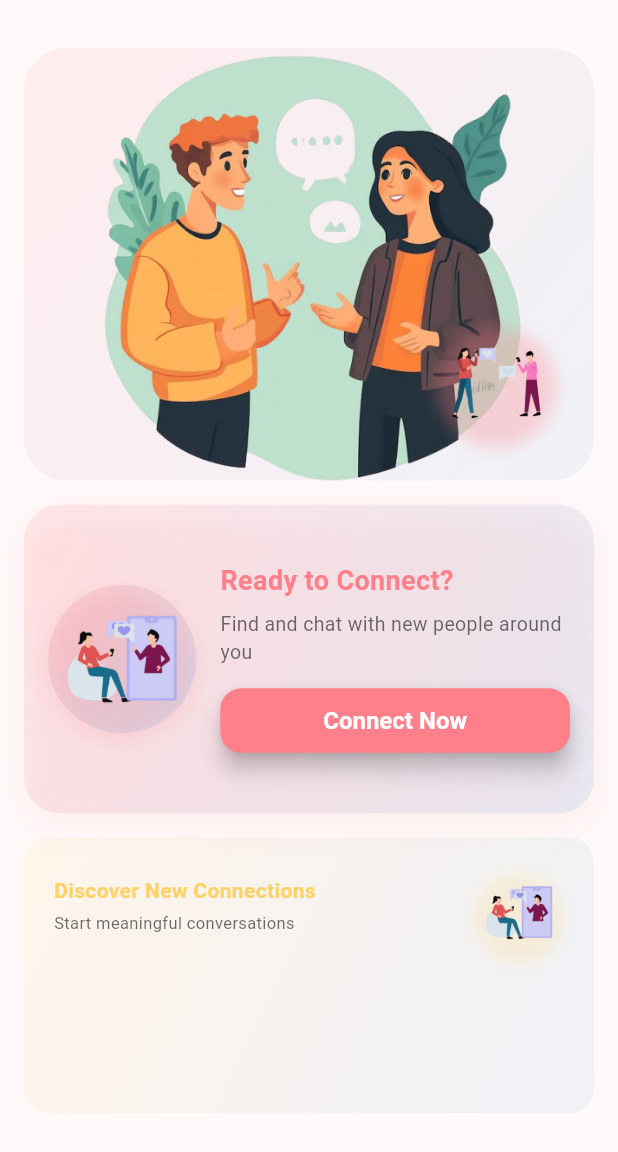
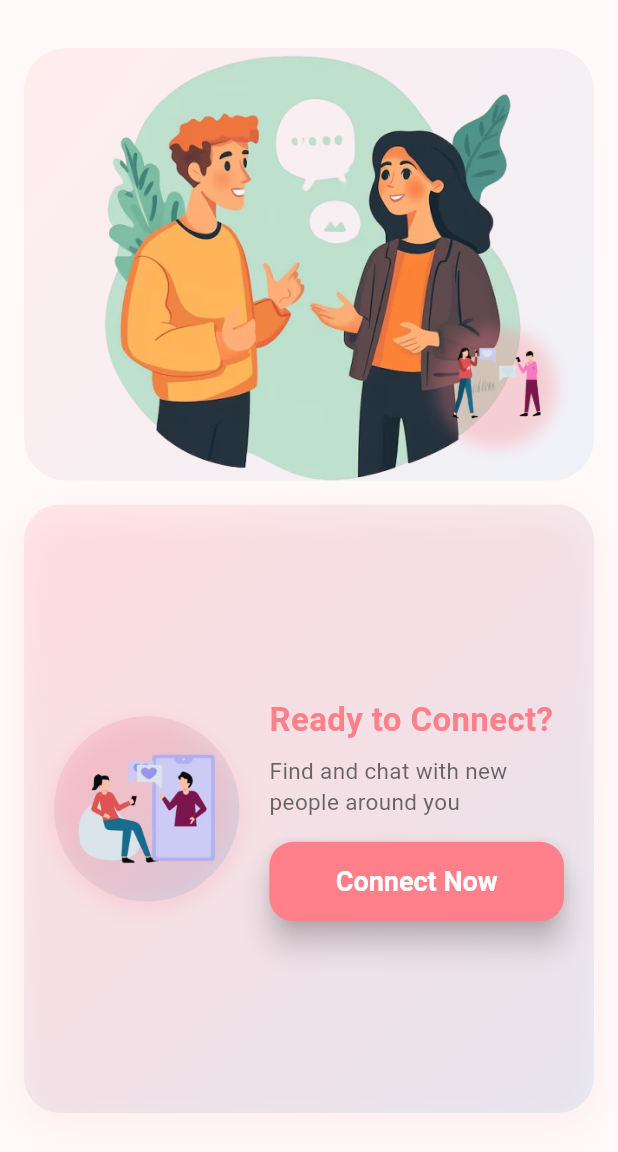
Before and after one commit to Aymanquad/Blabinn-Frontend, a Flutter app: the HomeScreen screen opened directly, on a phone screen of 412 x 824 dp. Shown: the top 1152 px of the screen. Run offline on Flutter 3.47's test engine with Material 3 defaults, Android fonts, the phone set to English and light mode, and no system bars; drawn by our look-alikes of google_mobile_ads; our stand-ins replace device_info_plus, firebase_auth, firebase_core, firebase_messaging, flutter_local_notifications, google_sign_in and 5 more; missing offline and left inert: screen_protector; accounts and stored records are empty; network calls fail.

Commit message:
redesigned the home screen to be suitable with ads

```diff
--- a/lib/screens/home_screen.dart
+++ b/lib/screens/home_screen.dart
@@ -23,12 +23,10 @@ class _HomeScreenState extends State<HomeScreen> {
             const SizedBox(height: 16),
             _AnimatedOpeningImageSection(),
             const SizedBox(height: 16),
-            _AnimatedConnectNowSection(onConnect: () {
-              widget.onNavigateToTab?.call(2); // Navigate to Connect tab
-            }),
-            const SizedBox(height: 16),
             Expanded(
-              child: _buildDiscoverSection(context),
+              child: _AnimatedConnectNowSection(onConnect: () {
+                widget.onNavigateToTab?.call(2); // Navigate to Connect tab
+              }),
             ),
             const SizedBox(height: 8),
             // Banner Ad at the bottom
@@ -38,79 +36,6 @@ class _HomeScreenState extends State<HomeScreen> {
             ),
           ],
         ),
-      ),
-    );
-  }
-
-  Widget _buildDiscoverSection(BuildContext context) {
-    final theme = Theme.of(context);
-    final height = MediaQuery.of(context).size.height;
-
-    return Container(
-      width: double.infinity,
-      decoration: BoxDecoration(
-        borderRadius: BorderRadius.circular(16),
-        gradient: LinearGradient(
-          begin: Alignment.topLeft,
-          end: Alignment.bottomRight,
-          colors: [
-            theme.colorScheme.tertiary.withValues(alpha: 0.1),
-            theme.colorScheme.secondary.withValues(alpha: 0.1),
-          ],
-        ),
-      ),
-      child: Stack(
-        children: [
-          Positioned(
-            right: 20,
-            top: 20,
-            child: Container(
-              width: 60,
-              height: 60,
-              decoration: BoxDecoration(
-                shape: BoxShape.circle,
-                boxShadow: [
-                  BoxShadow(
-                    color: theme.colorScheme.tertiary.withOpacity(0.2),
-                    blurRadius: 8,
-                    offset: const Offset(0, 4),
-                  ),
-                ],
-              ),
-              child: ClipOval(
-                child: Image.asset(
-                  'assets/images/search-people-removebg-preview.png',
-                  fit: BoxFit.contain,
-                ),
-              ),
-            ),
-          ),
-          Positioned(
-            left: 20,
-            top: 25,
-            child: Column(
-              crossAxisAlignment: CrossAxisAlignment.start,
-              children: [
-                Text(
-                  'Discover New Connections',
-                  style: TextStyle(
-                    fontSize: 14,
-                    fontWeight: FontWeight.bold,
-                    color: theme.colorScheme.tertiary,
-                  ),
-                ),
-                const SizedBox(height: 4),
-                Text(
-                  'Start meaningful conversations',
-                  style: TextStyle(
-                    fontSize: 11,
-                    color: theme.colorScheme.onSurface.withOpacity(0.7),
-                  ),
-                ),
-              ],
-            ),
-          ),
-        ],
       ),
     );
   }
@@ -249,7 +174,7 @@ class _AnimatedConnectNowSectionState extends State<_AnimatedConnectNowSection>
     final theme = Theme.of(context);
     final height = MediaQuery.of(context).size.height;
     return Container(
-      height: height * 0.25,
+      height: height * 0.35, // Increased from 0.25 to 0.35
       decoration: BoxDecoration(
         borderRadius: BorderRadius.circular(24),
         gradient: LinearGradient(
@@ -269,14 +194,14 @@ class _AnimatedConnectNowSectionState extends State<_AnimatedConnectNowSection>
         ],
       ),
       child: Padding(
-        padding: const EdgeInsets.all(16),
+        padding: const EdgeInsets.all(20), // Increased padding from 16 to 20
         child: Row(
           crossAxisAlignment: CrossAxisAlignment.center,
           children: [
             // Enhanced image container with background
             Container(
-              width: height * 0.12,
-              height: height * 0.12,
+              width: height * 0.15, // Increased from 0.12 to 0.15
+              height: height * 0.15, // Increased from 0.12 to 0.15
               decoration: BoxDecoration(
                 shape: BoxShape.circle,
                 gradient: LinearGradient(
@@ -302,7 +227,7 @@ class _AnimatedConnectNowSectionState extends State<_AnimatedConnectNowSection>
                 ),
               ),
             ),
-            const SizedBox(width: 16),
+            const SizedBox(width: 20), // Increased spacing from 16 to 20
             // Enhanced connect button section
             Expanded(
               child: Column(
@@ -312,20 +237,20 @@ class _AnimatedConnectNowSectionState extends State<_AnimatedConnectNowSection>
                   Text(
                     'Ready to Connect?',
                     style: TextStyle(
-                      fontSize: 18,
+                      fontSize: 22, // Increased from 18 to 22
                       fontWeight: FontWeight.bold,
                       color: theme.colorScheme.primary,
                     ),
                   ),
-                  const SizedBox(height: 6),
+                  const SizedBox(height: 8), // Increased from 6 to 8
                   Text(
                     'Find and chat with new people around you',
                     style: TextStyle(
-                      fontSize: 13,
+                      fontSize: 15, // Increased from 13 to 15
                       color: theme.colorScheme.onSurface.withOpacity(0.7),
                     ),
                   ),
-                  const SizedBox(height: 12),
+                  const SizedBox(height: 16), // Increased from 12 to 16
                   ScaleTransition(
                     scale: _scaleAnim,
                     child: SizedBox(
@@ -336,17 +261,18 @@ class _AnimatedConnectNowSectionState extends State<_AnimatedConnectNowSection>
                           backgroundColor: theme.colorScheme.primary,
                           foregroundColor: Colors.white,
                           padding: const EdgeInsets.symmetric(
-                            vertical: 12,
-                            horizontal: 20,
+                            vertical: 16, // Increased from 12 to 16
+                            horizontal: 24, // Increased from 20 to 24
                           ),
                           textStyle: const TextStyle(
-                            fontSize: 16,
+                            fontSize: 18, // Increased from 16 to 18
                             fontWeight: FontWeight.bold,
                           ),
                           shape: RoundedRectangleBorder(
-                            borderRadius: BorderRadius.circular(14),
+                            borderRadius: BorderRadius.circular(
+                                16), // Increased from 14 to 16
                           ),
-                          elevation: 6,
+                          elevation: 8, // Increased from 6 to 8
                         ),
                         child: const Text('Connect Now'),
                       ),
```
